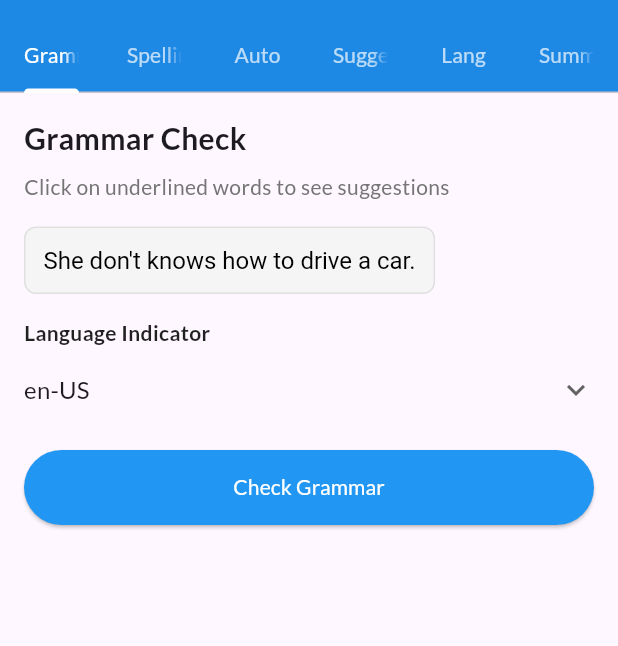
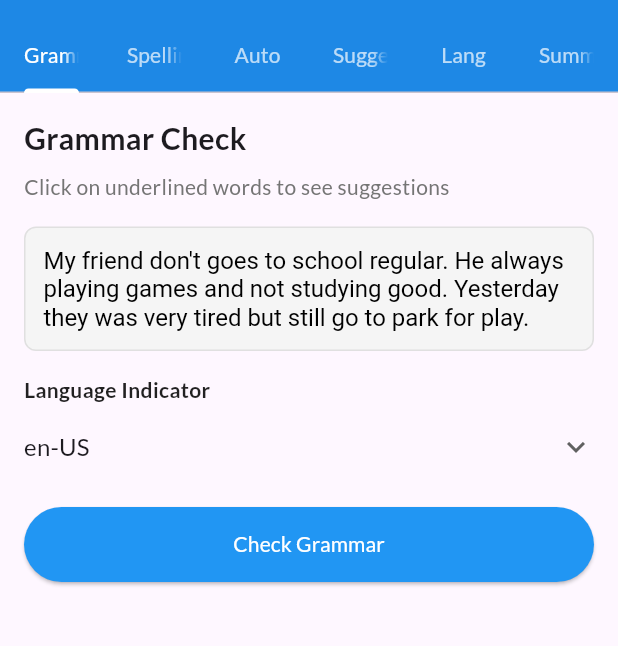
Before and after one commit to anjumArnab/Write-Right, a Flutter app: the screen it shows after launch, on a phone screen of 412 x 824 dp, the part 63-709 px from its top. Run offline on Flutter 3.47's test engine with Material 3 defaults, Android fonts, the phone set to English and light mode, and no system bars; our stand-ins replace google_fonts.

Commit message:
sentence for grammar check

```diff
--- a/lib/views/homepage.dart
+++ b/lib/views/homepage.dart
@@ -24,7 +24,8 @@ class _HomepageState extends State<Homepage>
   TextEditingController langController = TextEditingController();
   TextEditingController summaryController = TextEditingController();
 
-  String grammarText = 'She don\'t knows how to drive a car.';
+  String grammarText =
+      'My friend don\'t goes to school regular. He always playing games and not studying good. Yesterday they was very tired but still go to park for play.';
   String spellingText = 'The techer gave us alot of homework yestarday';
   String autoText = 'Whats you\'re name? I have recieved you\'re message.';
   String suggestionText = 'My name is Seth. My family';
```
